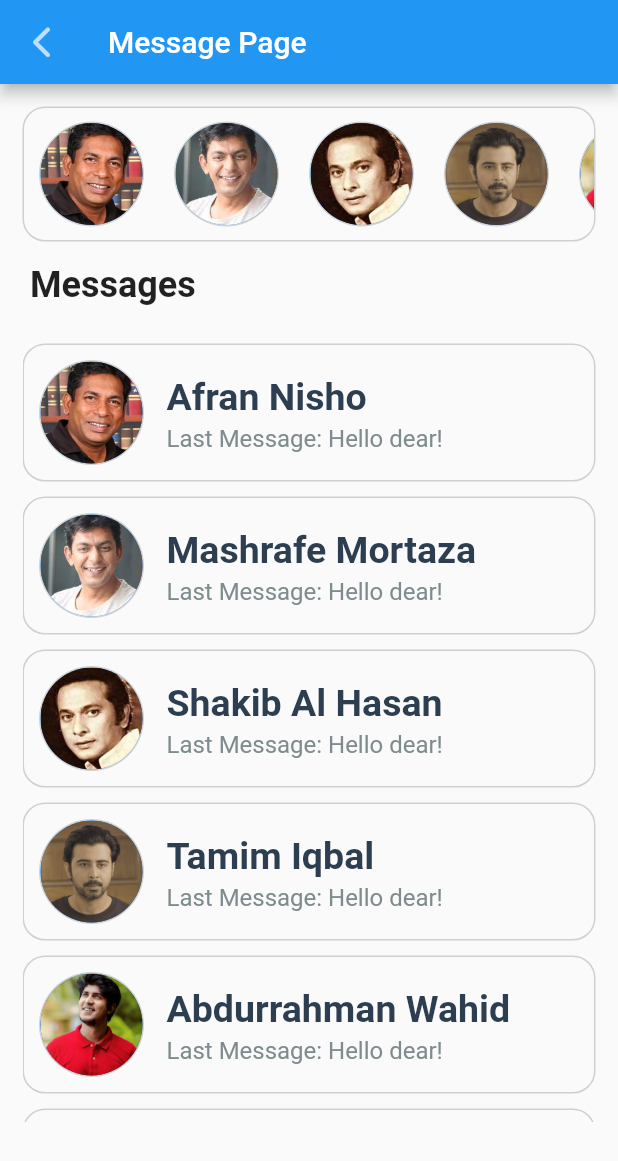
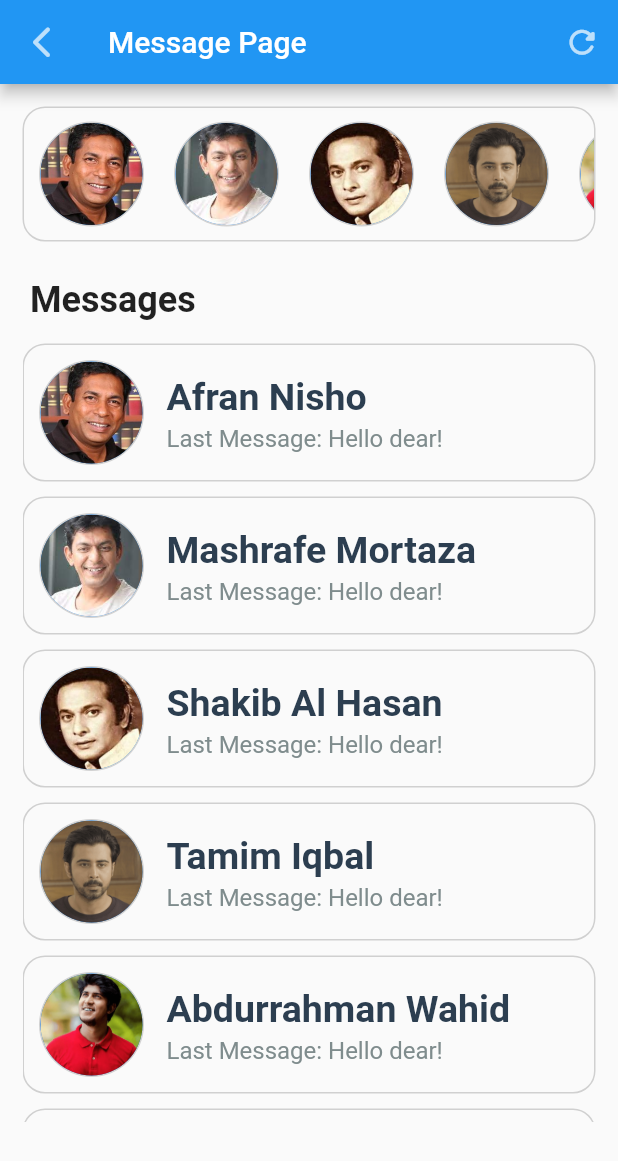
Before and after one commit to arman-arif/learing_flutter_and_dart, a Flutter app: the MessagePage screen opened directly, on a phone screen of 412 x 824 dp. Shown: the top 1161 px of the screen. Run offline on Flutter 3.47's test engine with Material 2 defaults, Android fonts, the phone set to English and light mode, and no system bars.

Commit message:
refresh page complete

```diff
--- a/flutter_projects/second_app/lib/message_page.dart
+++ b/flutter_projects/second_app/lib/message_page.dart
@@ -60,7 +60,21 @@ class _MessagePageState extends State<MessagePage> {
     return Scaffold(
       appBar: AppBar(
         title: Text("Message Page"),
-        actions: [],
+        actions: [
+          IconButton(
+            onPressed: () {
+              Navigator.push(
+                context,
+                MaterialPageRoute(
+                  builder: (context) => MessagePage(),
+                ),
+              );
+            },
+            icon: Icon(Icons.refresh_rounded),
+            iconSize: 25,
+            color: Colors.white70,
+          ),
+        ],
         leading: IconButton(
           onPressed: () {
             Navigator.push(
@@ -113,9 +127,9 @@ class _MessagePageState extends State<MessagePage> {
             ),
             Padding(
               padding: const EdgeInsets.only(
-                top: 15,
+                top: 25,
                 left: 5,
-                bottom: 20,
+                bottom: 10,
               ),
               child: Text(
                 'Messages',
```
